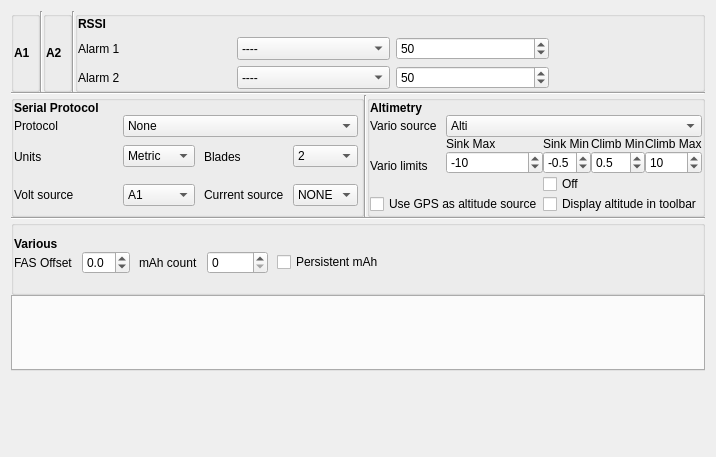
Above: companion/src/modeledit/telemetry.ui from opentx/opentx before the change. Below: the same form after it.
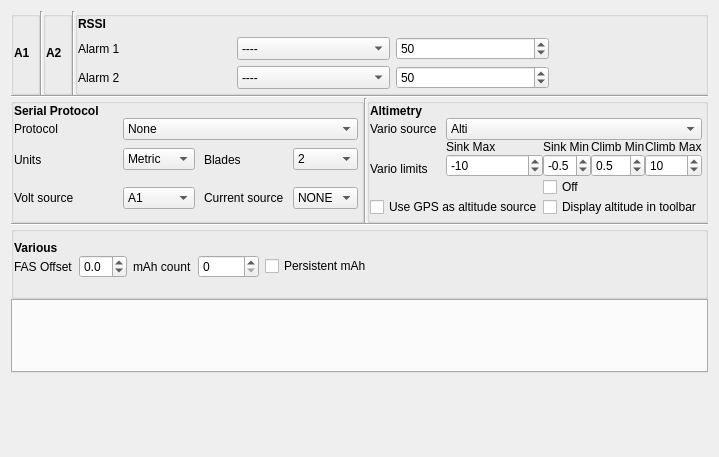
That is the form after the change.

Commit message: Final pixel pinching to get the best possible item alignment on both Windows and Linux. I do not even want to know how things look on a Mac. I am tired of this :)

Patch:
```diff
--- a/companion/src/modeledit/telemetry.ui
+++ b/companion/src/modeledit/telemetry.ui
@@ -47,10 +47,10 @@
          <number>0</number>
         </property>
         <property name="rightMargin">
-         <number>0</number>
+         <number>3</number>
         </property>
         <property name="bottomMargin">
-         <number>0</number>
+         <number>3</number>
         </property>
         <item>
          <widget class="QLabel" name="label_7">
@@ -88,10 +88,10 @@
          <number>0</number>
         </property>
         <property name="rightMargin">
-         <number>0</number>
+         <number>3</number>
         </property>
         <property name="bottomMargin">
-         <number>0</number>
+         <number>3</number>
         </property>
         <item>
          <widget class="QLabel" name="label_6">
@@ -135,10 +135,10 @@
          <number>0</number>
         </property>
         <property name="rightMargin">
-         <number>0</number>
+         <number>3</number>
         </property>
         <property name="bottomMargin">
-         <number>0</number>
+         <number>3</number>
         </property>
         <item row="1" column="3">
          <spacer name="horizontalSpacer_2">
@@ -375,15 +375,15 @@
          <number>0</number>
         </property>
         <property name="rightMargin">
-         <number>0</number>
+         <number>3</number>
         </property>
         <property name="bottomMargin">
-         <number>0</number>
+         <number>3</number>
         </property>
         <item>
          <layout class="QGridLayout" name="gridLayout_34" columnstretch="0,1,1,1">
           <property name="rightMargin">
-           <number>3</number>
+           <number>0</number>
           </property>
           <property name="horizontalSpacing">
            <number>9</number>
@@ -637,10 +637,10 @@
          <number>0</number>
         </property>
         <property name="rightMargin">
-         <number>0</number>
+         <number>3</number>
         </property>
         <property name="bottomMargin">
-         <number>0</number>
+         <number>3</number>
         </property>
         <property name="spacing">
          <number>0</number>
@@ -947,10 +947,10 @@
        <number>0</number>
       </property>
       <property name="rightMargin">
-       <number>0</number>
+       <number>3</number>
       </property>
       <property name="bottomMargin">
-       <number>6</number>
+       <number>9</number>
       </property>
       <property name="spacing">
        <number>0</number>
@@ -958,7 +958,7 @@
       <item row="0" column="0">
        <layout class="QGridLayout" name="gridLayout">
         <property name="horizontalSpacing">
-         <number>9</number>
+         <number>6</number>
         </property>
         <property name="verticalSpacing">
          <number>0</number>
```
The commit also changes 1 other file.
